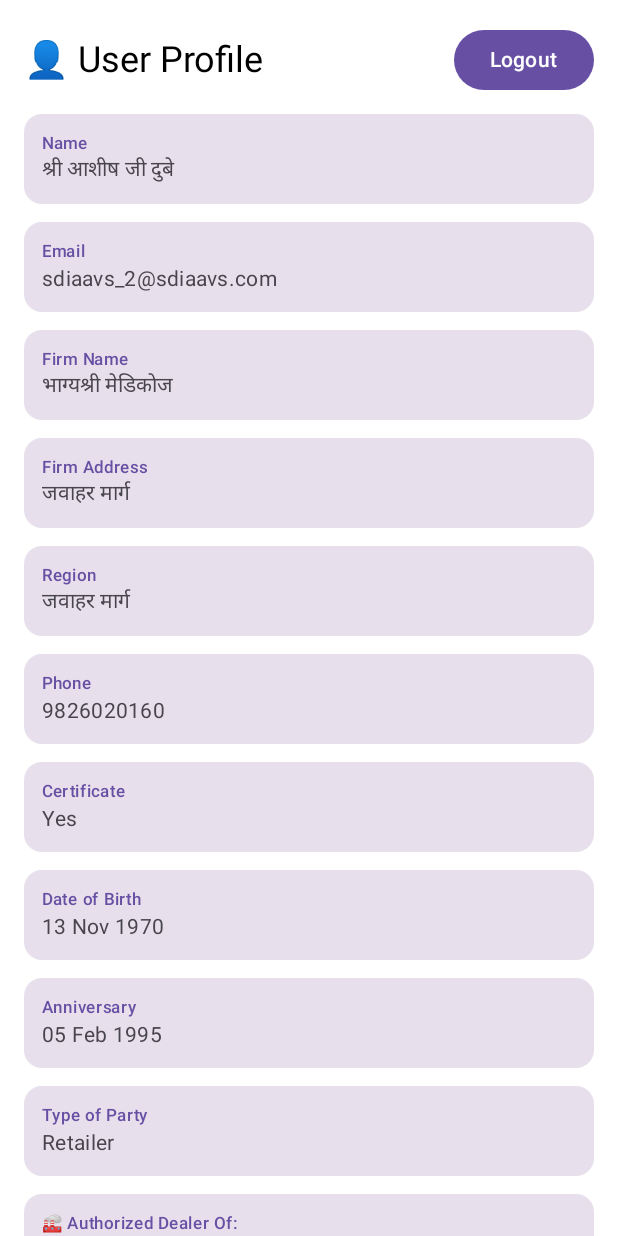
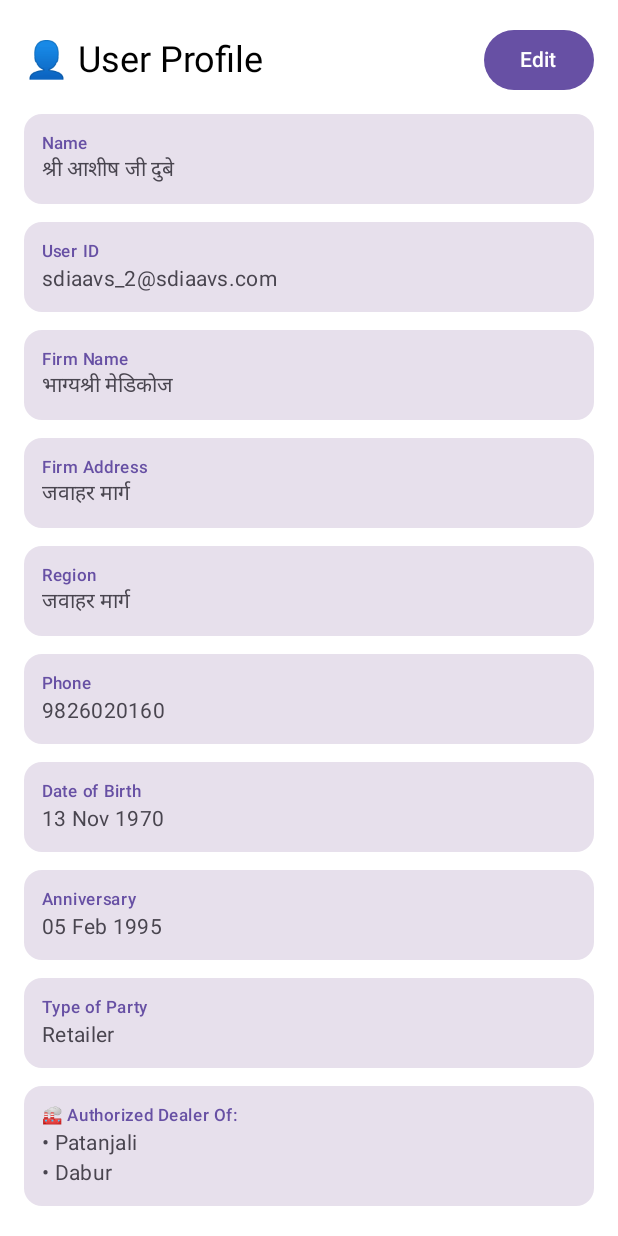
Before and after one commit to Hrishikesh30/SDIAAVS, an Android app built with Jetpack Compose: the @Preview function ProfilePreview, on a phone screen of 412 x 824 dp. Run offline under Robolectric (Android 15) with nearby library versions, the phone set to English and light mode, and no system bars.

Commit message:
Modified: updated the fields to make them editable for the user from UI

```diff
--- a/app/src/main/java/com/example/sdiaavs/ui/content/MainScreen.kt
+++ b/app/src/main/java/com/example/sdiaavs/ui/content/MainScreen.kt
@@ -96,13 +96,14 @@ fun ContentScreen(
     when (selectedItem) {
         0 -> HomePage(
             userViewModel = userViewModel,
+            authViewModel = authViewModel,
+            onLogoutClick = onLogout
         )
 
         1 -> ProfilePage(
-            authViewModel= authViewModel,
             modifier = Modifier,
             userViewModel = userViewModel,
-            onLogoutClick = onLogout
+
         )
 
         2 -> SearchPage()
--- a/app/src/main/java/com/example/sdiaavs/ui/content/ProfilePage.kt
+++ b/app/src/main/java/com/example/sdiaavs/ui/content/ProfilePage.kt
@@ -15,12 +15,16 @@ import androidx.compose.material3.Card
 import androidx.compose.material3.CardDefaults
 import androidx.compose.material3.MaterialTheme
 import androidx.compose.material3.Text
+import androidx.compose.material3.TextField
 import androidx.compose.runtime.Composable
+import androidx.compose.runtime.getValue
+import androidx.compose.runtime.mutableStateOf
+import androidx.compose.runtime.remember
+import androidx.compose.runtime.setValue
 import androidx.compose.ui.Alignment
 import androidx.compose.ui.Modifier
 import androidx.compose.ui.tooling.preview.Preview
 import androidx.compose.ui.unit.dp
-import com.example.sdiaavs.viewModel.AuthViewModel
 import com.example.sdiaavs.viewModel.UserViewModel
 import com.google.firebase.Timestamp
 import java.text.SimpleDateFormat
@@ -38,11 +42,31 @@ fun formatTimestamp(timestamp: Timestamp?): String {
 }
 
 @Composable
+fun EditableProfileField(label: String, value: String, onValueChange: (String) -> Unit) {
+    Card(
+        modifier = Modifier.fillMaxWidth(),
+        colors = CardDefaults.cardColors(
+            containerColor = MaterialTheme.colorScheme.surfaceVariant
+        )
+    ) {
+        Column(modifier = Modifier.padding(12.dp)) {
+            Text(
+                text = label,
+                style = MaterialTheme.typography.labelSmall,
+                color = MaterialTheme.colorScheme.primary
+            )
+            TextField(
+                value = value,
+                onValueChange = onValueChange,
+                modifier = Modifier.fillMaxWidth()
+            )
+        }
+    }
+}
+@Composable
 fun ProfilePage(
-    authViewModel: AuthViewModel,
     userViewModel: UserViewModel,
     modifier: Modifier = Modifier,
-    onLogoutClick: () -> Unit
 ) {
     val user = userViewModel.userData
 
@@ -54,15 +78,10 @@ fun ProfilePage(
             firmAddress = user.firmAddress ?: "-",
             region = user.region ?: "-",
             phone = user.phone ?: "-",
-            certificate = user.certificate ?: "-",
             dob = formatTimestamp(user.dob),
             anniversary = formatTimestamp(user.anniversary),
             typeOfParty = user.typeOfParty ?: "-",
             authDOC = user.authDOC ?: emptyList(),
-            onLogoutClick = {
-                authViewModel.signOut()
-                onLogoutClick()
-            },
 
         )
     } else {
@@ -85,14 +104,18 @@ fun ProfileContent(
     firmAddress: String,
     region: String,
     phone: String,
-    certificate: String,
     dob: String,
     anniversary: String,
     typeOfParty: String,
-    authDOC: List<String>,
-    onLogoutClick: () -> Unit,
+    authDOC: List<String>
 ) {
     val scrollState = rememberScrollState()
+    var isEditing by remember { mutableStateOf(false) }
+    var firmAddressState by remember { mutableStateOf(firmAddress) }
+    var regionState by remember { mutableStateOf(region) }
+    var phoneState by remember { mutableStateOf(phone) }
+    var dobState by remember { mutableStateOf(dob) }
+    var anniversaryState by remember { mutableStateOf(anniversary) }
 
     // Make outermost container scrollable and ensure full height is allowed
     Column(
@@ -102,9 +125,7 @@ fun ProfileContent(
             .padding(16.dp),
         verticalArrangement = Arrangement.spacedBy(12.dp),
         horizontalAlignment = Alignment.Start
-    ) {
-        // Header Row with logout button
-        Row(
+    ) {Row(
         modifier = Modifier.fillMaxWidth(),
         horizontalArrangement = Arrangement.SpaceBetween,
         verticalAlignment = Alignment.CenterVertically
@@ -113,21 +134,63 @@ fun ProfileContent(
             text = "👤 User Profile",
             style = MaterialTheme.typography.headlineSmall
         )
-            Button(onClick = onLogoutClick) {
-                Text("Logout")
+            if (isEditing) {
+                Button(onClick = {
+                    // TODO: Save logic (send to ViewModel or DB)
+                    isEditing = false
+                }) {
+                    Text("Save")
+                }
+            } else {
+                Button(onClick = { isEditing = true }) {
+                    Text("Edit")
                 }
             }
 
+    }
+
+
         // Profile fields
         ProfileField(label = "Name", value = name)
-        ProfileField(label = "Email", value = email)
+        ProfileField(label = "User ID", value = email)
         ProfileField(label = "Firm Name", value = firmName)
-        ProfileField(label = "Firm Address", value = firmAddress)
-        ProfileField(label = "Region", value = region)
-        ProfileField(label = "Phone", value = phone)
-        ProfileField(label = "Certificate", value = certificate)
-        ProfileField(label = "Date of Birth", value = dob)
-        ProfileField(label = "Anniversary", value = anniversary)
+    if (isEditing) {
+        EditableProfileField(label = "Firm Address", value = firmAddressState) {
+            firmAddressState = it
+        }
+    } else {
+        ProfileField(label = "Firm Address", value = firmAddressState)
+    }
+    if (isEditing) {
+        EditableProfileField(label = "Region", value = regionState) {
+            regionState = it
+        }
+    } else {
+            ProfileField(label = "Region", value = regionState)
+    }
+    if (isEditing) {
+        EditableProfileField(label = "Phone", value = phoneState) {
+            phoneState = it
+        }
+    } else {
+        ProfileField(label = "Phone", value = phoneState)
+    }
+
+    if (isEditing) {
+        EditableProfileField(label = "Date of Birth", value = dobState) {
+            dobState = it
+        }
+    } else {
+        ProfileField(label = "Date of Birth", value = dobState)
+    }
+
+    if (isEditing) {
+        EditableProfileField(label = "Anniversary", value = anniversaryState) {
+           anniversaryState = it
+        }
+    } else {
+        ProfileField(label = "Anniversary", value = anniversaryState)
+    }
         ProfileField(label = "Type of Party", value = typeOfParty)
         if (authDOC.isNotEmpty()) {
         Card(
@@ -185,11 +248,9 @@ fun ProfilePreview() {
         firmAddress = "जवाहर मार्ग",
         region = "जवाहर मार्ग",
         phone = "9826020160",
-        certificate = "Yes",
         dob = "13 Nov 1970",
         anniversary = "05 Feb 1995",
         typeOfParty = "Retailer",
         authDOC = listOf("Patanjali", "Dabur"),
-        onLogoutClick = {},
     )
 }
```
Also changed, not shown: app/src/main/java/com/example/sdiaavs/ui/content/HomePage.kt (+13 -1 lines), 1 other file. Lines whose indentation alone changed are shown as unchanged.
